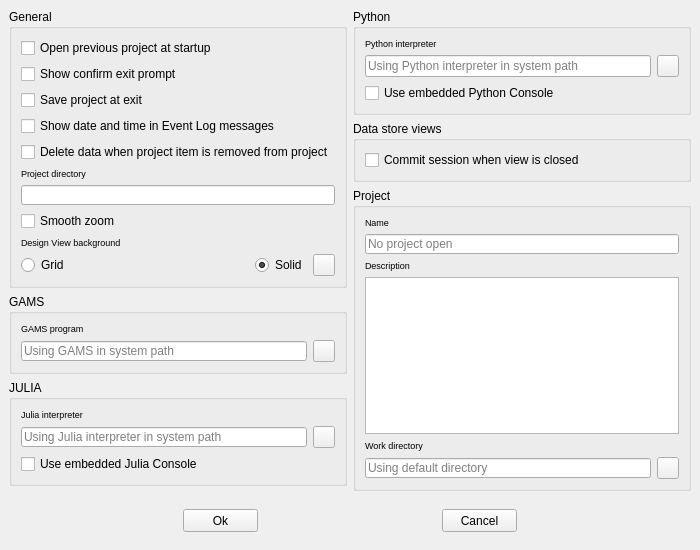
Above: spinetoolbox/ui/settings.ui from spine-tools/Spine-Toolbox before the change. Below: the same form after it.
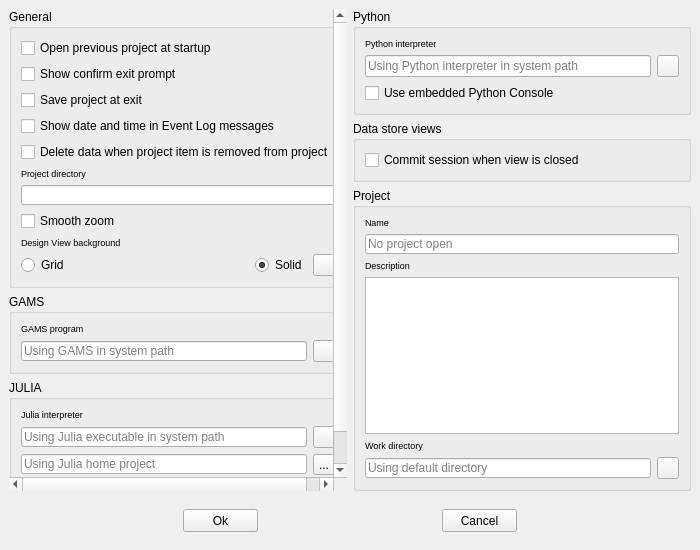
That is the form after the change.

Commit message: issue #263, update everything to julia 1.0

What changed in the file:
```diff
--- a/spinetoolbox/ui/settings.ui
+++ b/spinetoolbox/ui/settings.ui
@@ -105,10 +105,10 @@
        <widget class="QWidget" name="scrollAreaWidgetContents">
         <property name="geometry">
          <rect>
-          <x>0</x>
-          <y>0</y>
-          <width>338</width>
-          <height>482</height>
+          <x>-51</x>
+          <y>-43</y>
+          <width>417</width>
+          <height>540</height>
          </rect>
         </property>
         <property name="autoFillBackground">
@@ -463,14 +463,14 @@
                <string>&lt;html&gt;&lt;head/&gt;&lt;body&gt;&lt;p&gt;Julia interpreter. Leave blank to use Julia defined in your system path.&lt;/p&gt;&lt;/body&gt;&lt;/html&gt;</string>
               </property>
               <property name="placeholderText">
-               <string>Using Julia interpreter in system path</string>
+               <string>Using Julia executable in system path</string>
               </property>
               <property name="clearButtonEnabled">
                <bool>true</bool>
               </property>
              </widget>
             </item>
-            <item row="4" column="0">
+            <item row="6" column="0">
              <widget class="QCheckBox" name="checkBox_use_embedded_julia">
               <property name="toolTip">
                <string>&lt;html&gt;&lt;head/&gt;&lt;body&gt;&lt;p&gt;If checked, Julia Tools and scripts will be executed in the embedded Julia Console (Shell). If unchecked, Julia Tools and scripts will be executed in a terminal as an individual process. I.e. the same as running `julia script.jl` in terminal.&lt;/p&gt;&lt;/body&gt;&lt;/html&gt;</string>
@@ -480,6 +480,41 @@
               </property>
              </widget>
             </item>
+            <item row="4" column="0">
+             <widget class="QLineEdit" name="lineEdit_julia_project_path">
+              <property name="maximumSize">
+               <size>
+                <width>16777215</width>
+                <height>20</height>
+               </size>
+              </property>
+              <property name="text">
+               <string/>
+              </property>
+              <property name="placeholderText">
+               <string>Using Julia home project</string>
+              </property>
+             </widget>
+            </item>
+            <item row="4" column="1">
+             <widget class="QToolButton" name="toolButton_browse_julia_project">
+              <property name="maximumSize">
+               <size>
+                <width>22</width>
+                <height>22</height>
+               </size>
+              </property>
+              <property name="text">
+               <string>...</string>
+              </property>
+              <property name="iconSize">
+               <size>
+                <width>20</width>
+                <height>20</height>
+               </size>
+              </property>
+             </widget>
+            </item>
            </layout>
           </widget>
          </item>
```
Left out of the diff: 6 changed lines with no effect on the pictures. The commit also changes 7 other files.
